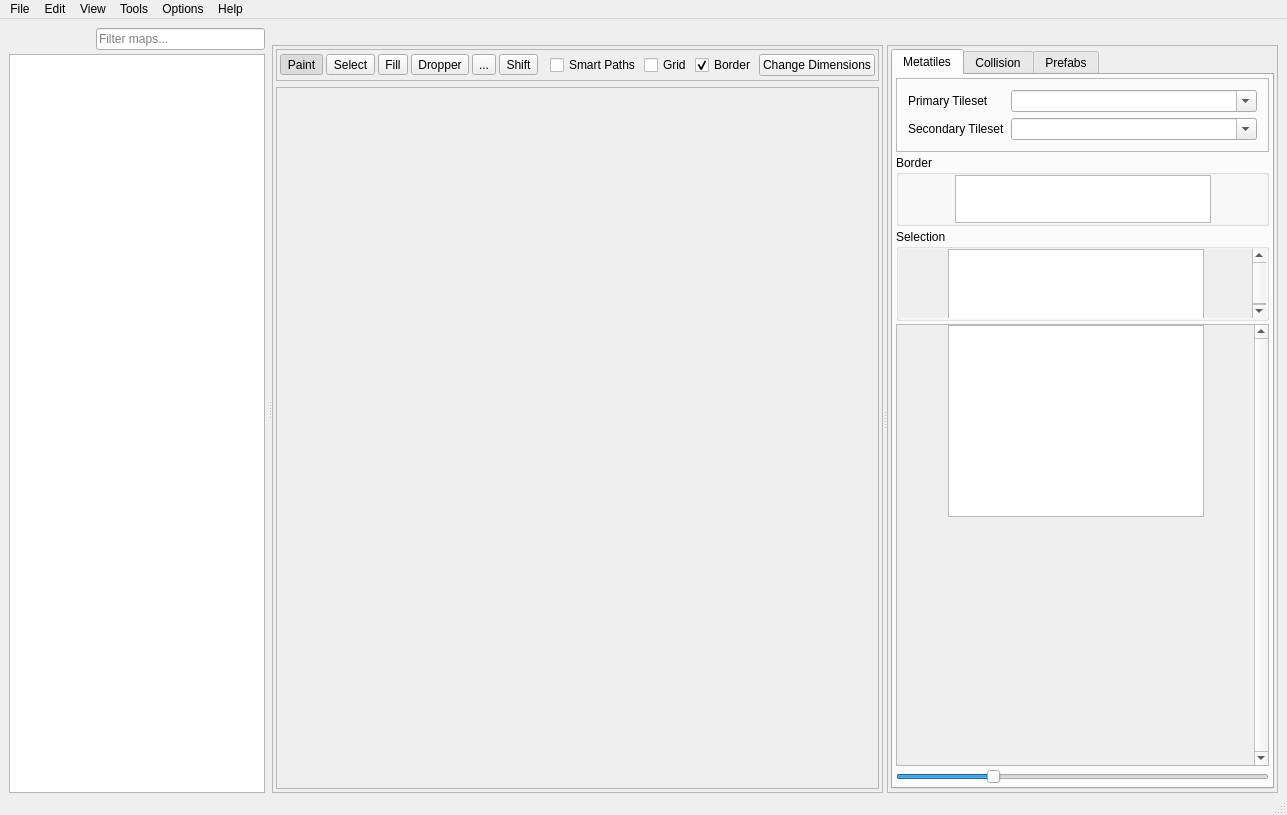
The window that forms/mainwindow.ui (huderlem/porymap) describes before a commit, drawn with Qt 5.
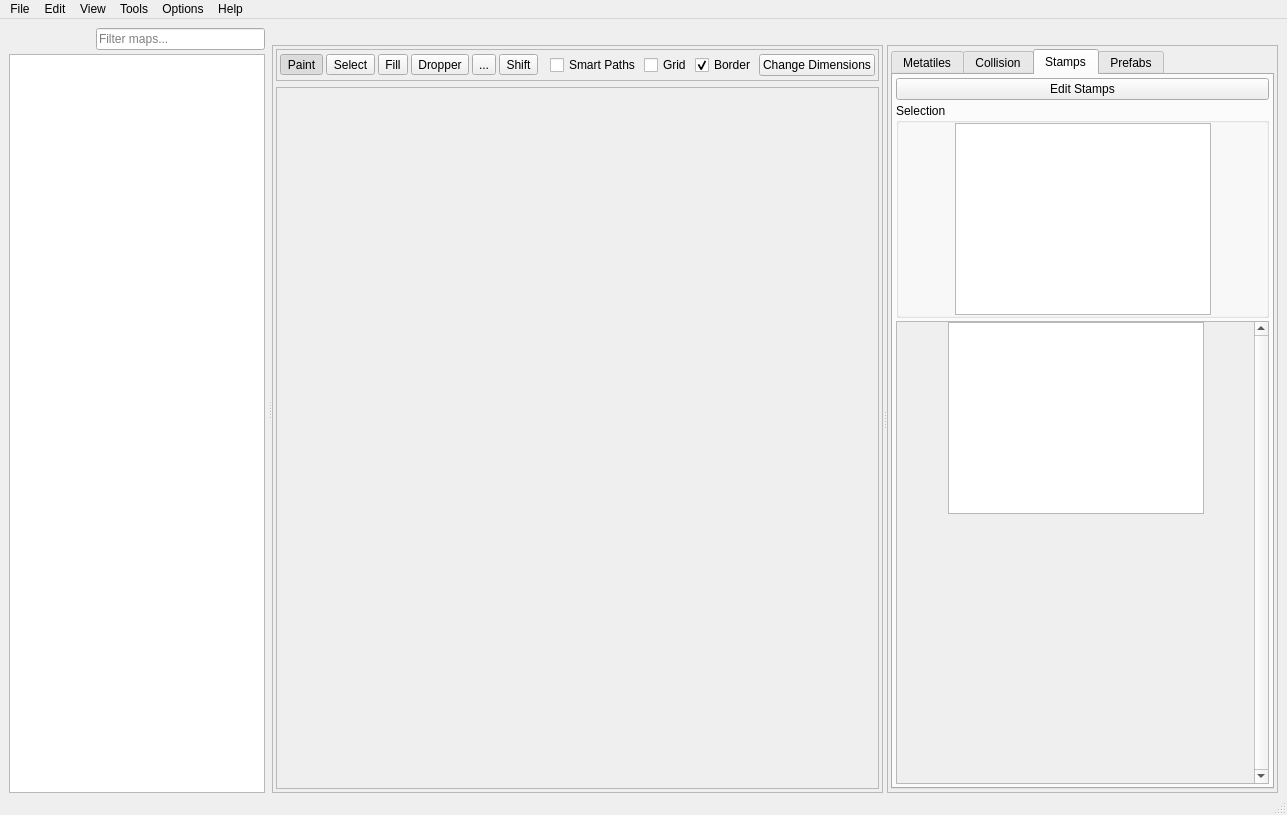
The same window after the commit. The open tabs and pages were chosen to show the change. Icons and pictures are not drawn. Custom widgets are drawn as their Qt base class.

Diff of the .ui file:
```diff
--- a/forms/mainwindow.ui
+++ b/forms/mainwindow.ui
@@ -813,8 +813,8 @@
                                <rect>
                                 <x>0</x>
                                 <y>0</y>
-                                <width>423</width>
-                                <height>74</height>
+                                <width>428</width>
+                                <height>77</height>
                                </rect>
                               </property>
                               <layout class="QHBoxLayout" name="horizontalLayout_7">
@@ -1001,10 +1001,10 @@
                         </property>
                         <property name="geometry">
                          <rect>
-                          <x>8</x>
+                          <x>0</x>
                           <y>0</y>
                           <width>411</width>
-                          <height>413</height>
+                          <height>449</height>
                          </rect>
                         </property>
                         <property name="sizePolicy">
@@ -1258,6 +1258,199 @@
                      </item>
                     </layout>
                    </widget>
+                   <widget class="QWidget" name="tab_stamps">
+                    <property name="sizePolicy">
+                     <sizepolicy hsizetype="Expanding" vsizetype="Expanding">
+                      <horstretch>0</horstretch>
+                      <verstretch>0</verstretch>
+                     </sizepolicy>
+                    </property>
+                    <attribute name="title">
+                     <string>Stamps</string>
+                    </attribute>
+                    <layout class="QVBoxLayout" name="verticalLayout_stamps">
+                     <property name="spacing">
+                      <number>3</number>
+                     </property>
+                     <property name="leftMargin">
+                      <number>3</number>
+                     </property>
+                     <property name="topMargin">
+                      <number>3</number>
+                     </property>
+                     <property name="rightMargin">
+                      <number>3</number>
+                     </property>
+                     <property name="bottomMargin">
+                      <number>3</number>
+                     </property>
+                     <item>
+                      <widget class="QPushButton" name="pushButton">
+                       <property name="text">
+                        <string>Edit Stamps</string>
+                       </property>
+                      </widget>
+                     </item>
+                     <item>
+                      <widget class="QGroupBox" name="groupBox_4">
+                       <property name="title">
+                        <string>Selection</string>
+                       </property>
+                       <layout class="QHBoxLayout" name="horizontalLayout_12">
+                        <property name="spacing">
+                         <number>0</number>
+                        </property>
+                        <property name="leftMargin">
+                         <number>0</number>
+                        </property>
+                        <property name="topMargin">
+                         <number>0</number>
+                        </property>
+                        <property name="rightMargin">
+                         <number>0</number>
+                        </property>
+                        <property name="bottomMargin">
+                         <number>0</number>
+                        </property>
+                        <item>
+                         <spacer name="horizontalSpacer_7">
+                          <property name="orientation">
+                           <enum>Qt::Horizontal</enum>
+                          </property>
+                          <property name="sizeHint" stdset="0">
+                           <size>
+                            <width>40</width>
+                            <height>20</height>
+                           </size>
+                          </property>
+                         </spacer>
+                        </item>
+                        <item>
+                         <widget class="QGraphicsView" name="graphicsView_stampSelection">
+                          <property name="sizePolicy">
+                           <sizepolicy hsizetype="Minimum" vsizetype="Preferred">
+                            <horstretch>0</horstretch>
+                            <verstretch>0</verstretch>
+                           </sizepolicy>
+                          </property>
+                         </widget>
+                        </item>
+                        <item>
+                         <spacer name="horizontalSpacer_8">
+                          <property name="orientation">
+                           <enum>Qt::Horizontal</enum>
+                          </property>
+                          <property name="sizeHint" stdset="0">
+                           <size>
+                            <width>40</width>
+                            <height>20</height>
+                           </size>
+                          </property>
+                         </spacer>
+                        </item>
+                       </layout>
+                      </widget>
+                     </item>
+                     <item>
+                      <widget class="QScrollArea" name="scrollArea_3">
+                       <property name="sizePolicy">
+                        <sizepolicy hsizetype="Preferred" vsizetype="Expanding">
+                         <horstretch>0</horstretch>
+                         <verstretch>0</verstretch>
+                        </sizepolicy>
+                       </property>
+                       <property name="verticalScrollBarPolicy">
+                        <enum>Qt::ScrollBarAlwaysOn</enum>
+                       </property>
+                       <property name="widgetResizable">
+                        <bool>true</bool>
+                       </property>
+                       <widget class="QWidget" name="scrollAreaWidgetContents_3">
+                        <property name="geometry">
+                         <rect>
+                          <x>0</x>
+                          <y>0</y>
+                          <width>411</width>
+                          <height>468</height>
+                         </rect>
+                        </property>
+                        <property name="sizePolicy">
+                         <sizepolicy hsizetype="Preferred" vsizetype="Preferred">
+                          <horstretch>0</horstretch>
+                          <verstretch>0</verstretch>
+                         </sizepolicy>
+                        </property>
+                        <layout class="QGridLayout" name="gridLayout_10">
+                         <property name="leftMargin">
+                          <number>0</number>
+                         </property>
+                         <property name="topMargin">
+                          <number>0</number>
+                         </property>
+                         <property name="rightMargin">
+                          <number>0</number>
+                         </property>
+                         <property name="bottomMargin">
+                          <number>0</number>
+                         </property>
+                         <property name="spacing">
+                          <number>0</number>
+                         </property>
+                         <item row="2" column="0">
+                          <spacer name="horizontalSpacer_4">
+                           <property name="orientation">
+                            <enum>Qt::Horizontal</enum>
+                           </property>
+                           <property name="sizeHint" stdset="0">
+                            <size>
+                             <width>40</width>
+                             <height>20</height>
+                            </size>
+                           </property>
+                          </spacer>
+                         </item>
+                         <item row="2" column="2">
+                          <spacer name="horizontalSpacer_5">
+                           <property name="orientation">
+                            <enum>Qt::Horizontal</enum>
+                           </property>
+                           <property name="sizeHint" stdset="0">
+                            <size>
+                             <width>40</width>
+                             <height>20</height>
+                            </size>
+                           </property>
+                          </spacer>
+                         </item>
+                         <item row="3" column="1">
+                          <spacer name="verticalSpacer">
+                           <property name="orientation">
+                            <enum>Qt::Vertical</enum>
+                           </property>
+                           <property name="sizeHint" stdset="0">
+                            <size>
+                             <width>20</width>
+                             <height>40</height>
+                            </size>
+                           </property>
+                          </spacer>
+                         </item>
+                         <item row="2" column="1">
+                          <widget class="QGraphicsView" name="graphicsView_Stamps">
+                           <property name="sizePolicy">
+                            <sizepolicy hsizetype="Preferred" vsizetype="Preferred">
+                             <horstretch>0</horstretch>
+                             <verstretch>0</verstretch>
+                            </sizepolicy>
+                           </property>
+                          </widget>
+                         </item>
+                        </layout>
+                       </widget>
+                      </widget>
+                     </item>
+                    </layout>
+                   </widget>
                    <widget class="QWidget" name="tab_prefabs">
                     <property name="sizePolicy">
                      <sizepolicy hsizetype="Expanding" vsizetype="Expanding">
```
Left out of the diff: 32 changed lines with no effect on the pictures.
